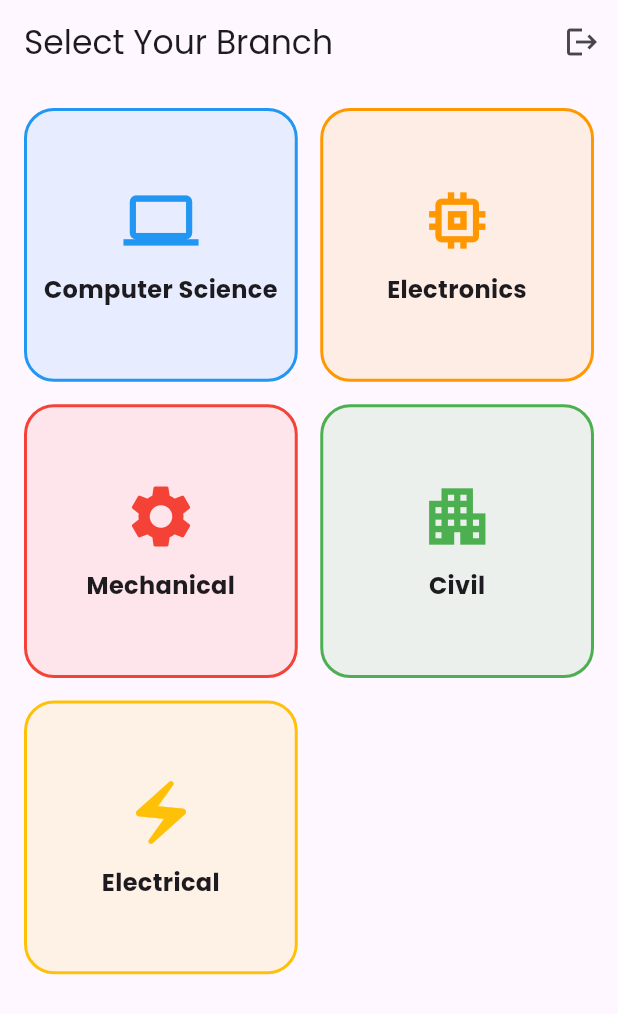
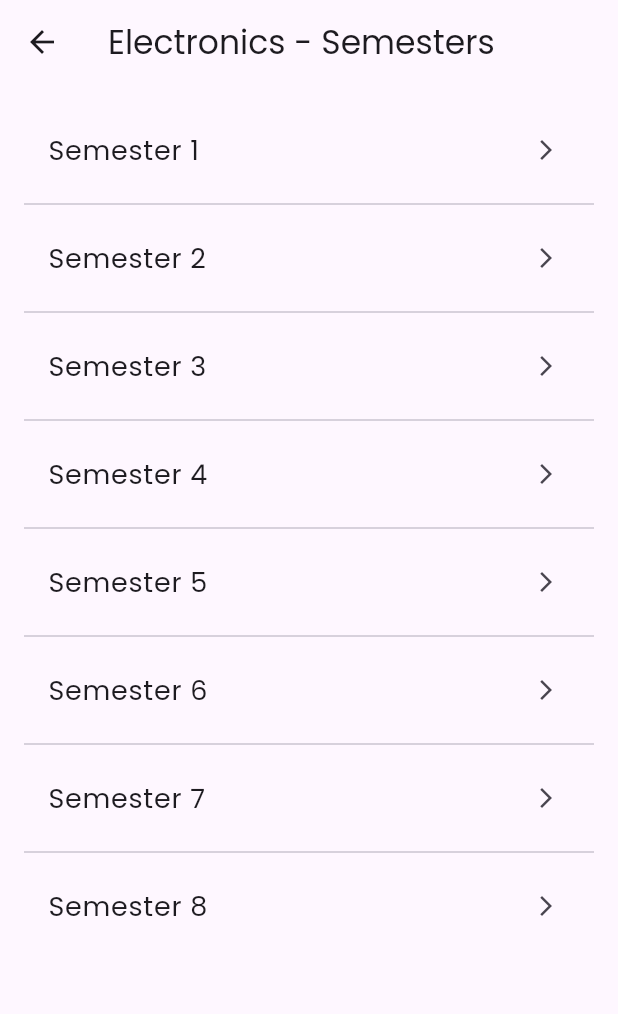
Before and after one commit to joellljose/ktu_notes_app, a Flutter app: the screen it shows once a user with an empty profile is signed in, after a tap on "Electronics", on a phone screen of 412 x 824 dp. Shown: the top 1014 px of the screen. Run offline on Flutter 3.47's test engine with Material 3 defaults, Android fonts, the light colour scheme and no system bars; our stand-ins replace firebase_auth, firebase_core, google_fonts; accounts and stored records are empty.

Commit message:
Phase 2: Implemented Semester selection screen and navigation from Dashboard

```diff
--- a/lib/dashboard_screen.dart
+++ b/lib/dashboard_screen.dart
@@ -1,5 +1,6 @@
 import 'package:flutter/material.dart';
 import 'auth_service.dart';
+import 'semester_screen.dart';
 
 class DashboardScreen extends StatelessWidget {
   final List<Map<String, dynamic>> branches = [
@@ -19,7 +20,7 @@ class DashboardScreen extends StatelessWidget {
           IconButton(
             icon: Icon(Icons.logout),
             onPressed: () => AuthService().logout(),
-          )
+          ),
         ],
       ),
       body: Padding(
@@ -34,8 +35,13 @@ class DashboardScreen extends StatelessWidget {
           itemBuilder: (context, index) {
             return GestureDetector(
               onTap: () {
-                // We will add navigation to Semester Selection here next
-                print("Selected ${branches[index]['name']}");
+                Navigator.push(
+                  context,
+                  MaterialPageRoute(
+                    builder: (context) =>
+                        SemesterScreen(branchName: branches[index]['name']),
+                  ),
+                );
               },
               child: Container(
                 decoration: BoxDecoration(
@@ -46,12 +52,19 @@ class DashboardScreen extends StatelessWidget {
                 child: Column(
                   mainAxisAlignment: MainAxisAlignment.center,
                   children: [
-                    Icon(branches[index]['icon'], size: 50, color: branches[index]['color']),
+                    Icon(
+                      branches[index]['icon'],
+                      size: 50,
+                      color: branches[index]['color'],
+                    ),
                     SizedBox(height: 10),
                     Text(
                       branches[index]['name'],
                       textAlign: TextAlign.center,
-                      style: TextStyle(fontWeight: FontWeight.bold, fontSize: 16),
+                      style: TextStyle(
+                        fontWeight: FontWeight.bold,
+                        fontSize: 16,
+                      ),
                     ),
                   ],
                 ),
--- /dev/null
+++ b/lib/semester_screen.dart
@@ -0,0 +1,48 @@
+import 'package:flutter/material.dart';
+import 'package:ai_ktu_notes_app/subject_screen.dart';
+
+class SemesterScreen extends StatelessWidget {
+  final String branchName;
+
+  const SemesterScreen({super.key, required this.branchName});
+
+  static const List<String> semesters = [
+    "Semester 1",
+    "Semester 2",
+    "Semester 3",
+    "Semester 4",
+    "Semester 5",
+    "Semester 6",
+    "Semester 7",
+    "Semester 8",
+  ];
+
+  @override
+  Widget build(BuildContext context) {
+    return Scaffold(
+      appBar: AppBar(title: Text("$branchName - Semesters")),
+      body: ListView.separated(
+        padding: EdgeInsets.all(16),
+        itemCount: semesters.length,
+        separatorBuilder: (context, index) => Divider(),
+        itemBuilder: (context, index) {
+          return ListTile(
+            title: Text(semesters[index], style: TextStyle(fontSize: 18)),
+            trailing: Icon(Icons.arrow_forward_ios, size: 16),
+            onTap: () {
+              Navigator.push(
+                context,
+                MaterialPageRoute(
+                  builder: (context) => SubjectScreen(
+                    branch: branchName,
+                    semester: semesters[index],
+                  ),
+                ),
+              );
+            },
+          );
+        },
+      ),
+    );
+  }
+}
--- /dev/null
+++ b/lib/subject_screen.dart
@@ -0,0 +1,19 @@
+import 'package:flutter/material.dart';
+
+class SubjectScreen extends StatelessWidget {
+  final String branch;
+  final String semester;
+
+  const SubjectScreen({Key? key, required this.branch, required this.semester})
+    : super(key: key);
+
+  @override
+  Widget build(BuildContext context) {
+    return Scaffold(
+      appBar: AppBar(title: Text("$branch - $semester")),
+      body: Center(
+        child: Text("Subjects for $branch $semester will be listed here."),
+      ),
+    );
+  }
+}
```
